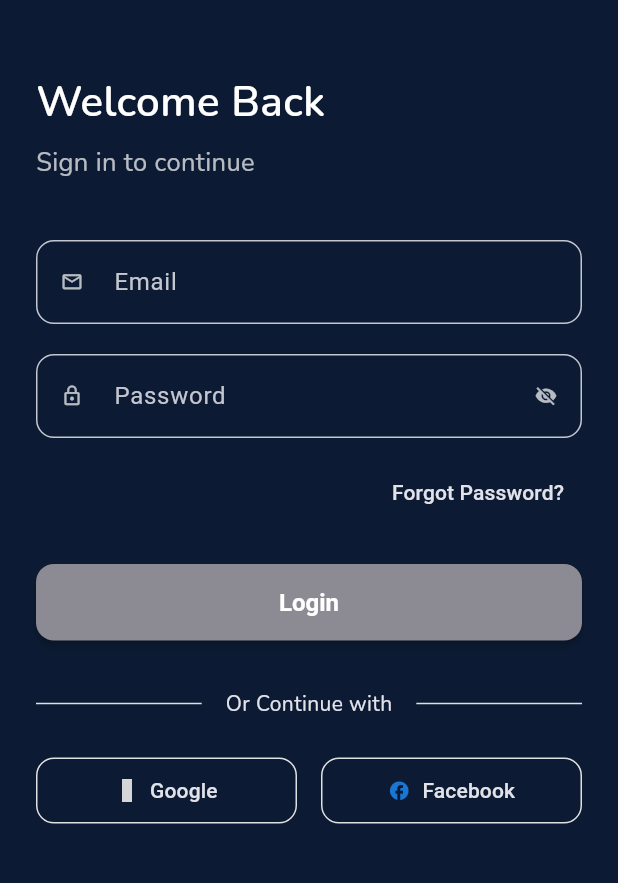
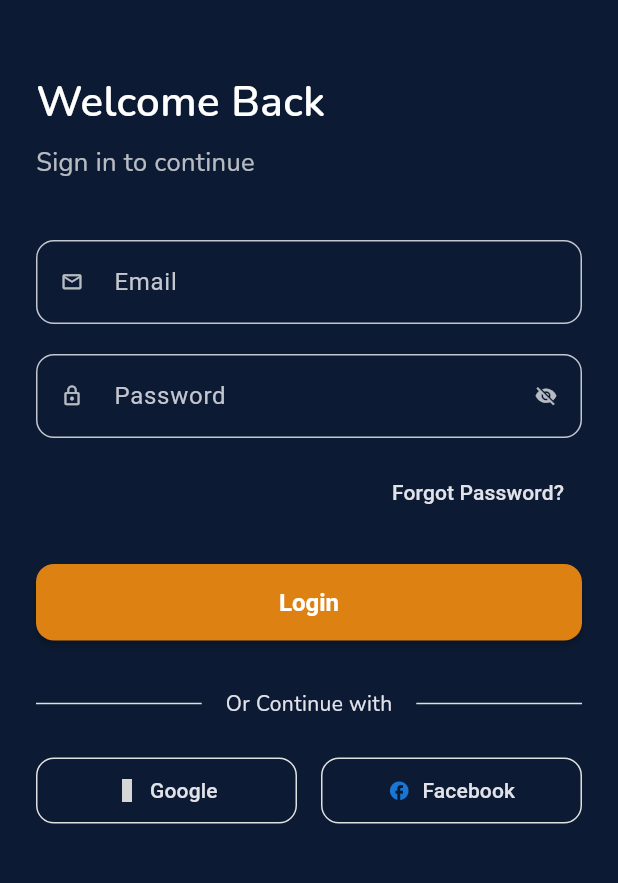
Before and after one commit to Abir-Zayn/gtr_assesment, a Flutter app: the screen it shows after launch, after a tap on the "dark mode" icon, on a phone screen of 412 x 824 dp, the part 315-1198 px from its top. Run offline on Flutter 3.47's test engine with Material 3 defaults, Android fonts, the phone set to English and light mode, and no system bars; our stand-ins replace dartz, flutter_bloc, go_router, google_fonts; missing offline and left inert: font_awesome_icon_class; grey boxes are pictures that could not be loaded.

```diff
--- /dev/null
+++ b/lib/common/components/app_textfield.dart
@@ -0,0 +1,66 @@
+import 'package:flutter/material.dart';
+
+class AppTextfield extends StatelessWidget {
+  final TextEditingController? controller;
+  final String? labelText;
+  final String? hintText;
+  final IconData? prefixIcon;
+  final Widget? suffixIcon;
+  final bool obscureText;
+  final TextInputType keyboardType;
+  final String? Function(String?)? validator;
+  final void Function(String)? onChanged;
+  final bool enabled;
+  final int? maxLines;
+  final double iconSize;
+
+  const AppTextfield({
+    super.key,
+    required this.controller,
+    required this.labelText,
+    required this.hintText,
+    this.prefixIcon,
+    this.suffixIcon,
+    this.obscureText = false,
+    this.keyboardType = TextInputType.text,
+    this.validator,
+    this.onChanged,
+    this.enabled = true,
+    this.maxLines = 1,
+    this.iconSize = 15,
+  });
+
+  @override
+  Widget build(BuildContext context) {
+    final theme = Theme.of(context);
+    final isDarkMode = theme.brightness == Brightness.dark;
+    return TextFormField(
+      controller: controller,
+      obscureText: obscureText,
+      keyboardType: keyboardType,
+      validator: validator,
+      onChanged: onChanged,
+      enabled: enabled,
+      maxLines: maxLines,
+      decoration: InputDecoration(
+        labelText: labelText,
+        hintText: hintText,
+        prefixIcon:
+            prefixIcon != null
+                ? Icon(
+                  prefixIcon,
+                  size: iconSize,
+                  color: isDarkMode ? Colors.white70 : Colors.grey[600]!,
+                )
+                : null,
+        suffixIcon: suffixIcon,
+        border: OutlineInputBorder(
+          borderRadius: BorderRadius.circular(12),
+          borderSide: BorderSide(color: Colors.grey[300]!),
+        ),
+        filled: true,
+        fillColor: Colors.transparent,
+      ),
+    );
+  }
+}
--- a/lib/common/theme/app_theme.dart
+++ b/lib/common/theme/app_theme.dart
@@ -9,7 +9,7 @@ const Color appLightBtnColor = Color(0xFFFFD23F);
 const Color appLightTextColor = Color(0xFF000000);
 
 const Color appDarkColor = Color(0xFF0C1B33);
-const Color appDarkBtnColor = Color(0xFF8C8A93);
+const Color appDarkBtnColor = Color.fromARGB(255, 220, 129, 18);
 const Color appDarkTextColor = Color(0xFFFFFFFF);
 
 // Light and Dark Theme Data
--- a/lib/presentation/auth/login_page.dart
+++ b/lib/presentation/auth/login_page.dart
@@ -77,41 +77,23 @@ class _LoginPageState extends State<LoginPage> {
               const SizedBox(height: 40),
 
               // Email TextField
-              TextFormField(
+              AppTextfield(
                 controller: emailController,
-                keyboardType: TextInputType.emailAddress,
-                decoration: InputDecoration(
                 labelText: 'Email',
                 hintText: 'Enter your email',
-                  prefixIcon: Icon(
-                    Icons.email_outlined,
-                    size: 15,
-                    color: isDarkMode ? Colors.white70 : Colors.grey[600]!,
-                  ),
-                  border: OutlineInputBorder(
-                    borderRadius: BorderRadius.circular(12),
-                    borderSide: BorderSide(color: Colors.grey[300]!),
-                  ),
-
-                  filled: true,
-                  fillColor: Colors.transparent,
-                ),
+                prefixIcon: Icons.email_outlined,
+                keyboardType: TextInputType.emailAddress,
               ),
 
               const SizedBox(height: 20),
 
               // Password TextField
-              TextFormField(
+              AppTextfield(
                 controller: passwordController,
-                obscureText: !passwordVisibility,
-                decoration: InputDecoration(
                 labelText: 'Password',
                 hintText: 'Enter your password',
-                  prefixIcon: Icon(
-                    size: 15,
-                    Icons.lock_outline,
-                    color: isDarkMode ? Colors.white70 : Colors.grey[600]!,
-                  ),
+                prefixIcon: Icons.lock_outline,
+                obscureText: !passwordVisibility,
                 suffixIcon: IconButton(
                   icon: Icon(
                     size: 15,
@@ -125,14 +107,6 @@ class _LoginPageState extends State<LoginPage> {
                       passwordVisibility = !passwordVisibility;
                     });
                   },
-                  ),
-                  border: OutlineInputBorder(
-                    borderRadius: BorderRadius.circular(12),
-                    borderSide: BorderSide(color: Colors.grey[300]!),
-                  ),
-
-                  filled: true,
-                  fillColor: Colors.transparent,
                 ),
               ),
 
--- a/lib/presentation/auth/login_page_imports.dart
+++ b/lib/presentation/auth/login_page_imports.dart
@@ -3,6 +3,7 @@ import 'package:flutter_bloc/flutter_bloc.dart';
 import 'package:font_awesome_icon_class/font_awesome_icon_class.dart';
 import 'package:gtr_assessment/common/bloc/theme_cubit.dart';
 import 'package:gtr_assessment/common/components/app_text.dart';
+import 'package:gtr_assessment/common/components/app_textfield.dart';
 import 'package:gtr_assessment/common/components/social_login_placeholder_btn.dart';
 import 'package:gtr_assessment/common/vectors/app_img_src.dart';
 
--- a/pubspec.yaml
+++ b/pubspec.yaml
@@ -39,6 +39,8 @@ dependencies:
   flutter_bloc:
   font_awesome_icon_class:
   google_fonts:
+  dartz:
+  http:
 
 
 dev_dependencies:
```
Also changed, not shown: lib/data/model/login_request_model.dart (added, +17 -0 lines), lib/data/model/login_response_model.dart (added, +23 -0 lines), lib/data/src/auth_data_src.dart (added, +65 -0 lines), lib/domain/entities/login_request.dart (added, +11 -0 lines), lib/domain/entities/user.dart (added, +13 -0 lines), lib/domain/repositories/auth_repository.dart (added, +7 -0 lines), lib/domain/usecase/login_usecase.dart (added, +13 -0 lines), lib/data/repository/auth_repo_implementation.dart (added), pubspec.lock. Lines whose indentation alone changed are shown as unchanged.
